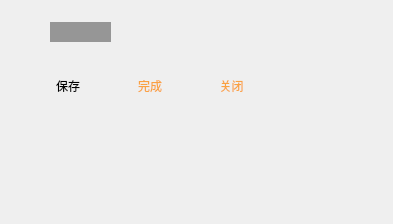
This is screenshotform.ui in Huang-Jin/ScreenCatcher as Qt 5 draws it before an edit. The edited form follows.
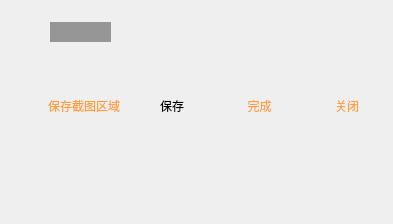
This is the edited form.

What changed in the file:
```diff
--- a/screenshotform.ui
+++ b/screenshotform.ui
@@ -16,13 +16,43 @@
   <widget class="QWidget" name="horizontalLayoutWidget">
    <property name="geometry">
     <rect>
-     <x>30</x>
-     <y>70</y>
-     <width>239</width>
+     <x>40</x>
+     <y>90</y>
+     <width>351</width>
      <height>32</height>
     </rect>
    </property>
    <layout class="QHBoxLayout" name="screenshotMenu">
+    <property name="spacing">
+     <number>0</number>
+    </property>
+    <item>
+     <widget class="QPushButton" name="btn_saveRect">
+      <property name="styleSheet">
+       <string notr="true">QPushButton#btn_saveRect
+{
+	background-color:rgba(0,0,0,0);
+	color:rgb(250,161,65);
+}
+QPushButton#btn_saveRect:hover
+{
+	background-color:rgb(100,100,250);
+	color:rgb(250,201,110);
+}
+QPushButton#btn_saveRect:pressed
+{
+	background-color:rgb(100,100,250);
+	color:rgb(250,248,107);
+}</string>
+      </property>
+      <property name="text">
+       <string>保存截图区域</string>
+      </property>
+      <property name="flat">
+       <bool>true</bool>
+      </property>
+     </widget>
+    </item>
     <item>
      <widget class="QPushButton" name="btn_savefile">
       <property name="styleSheet">
```
